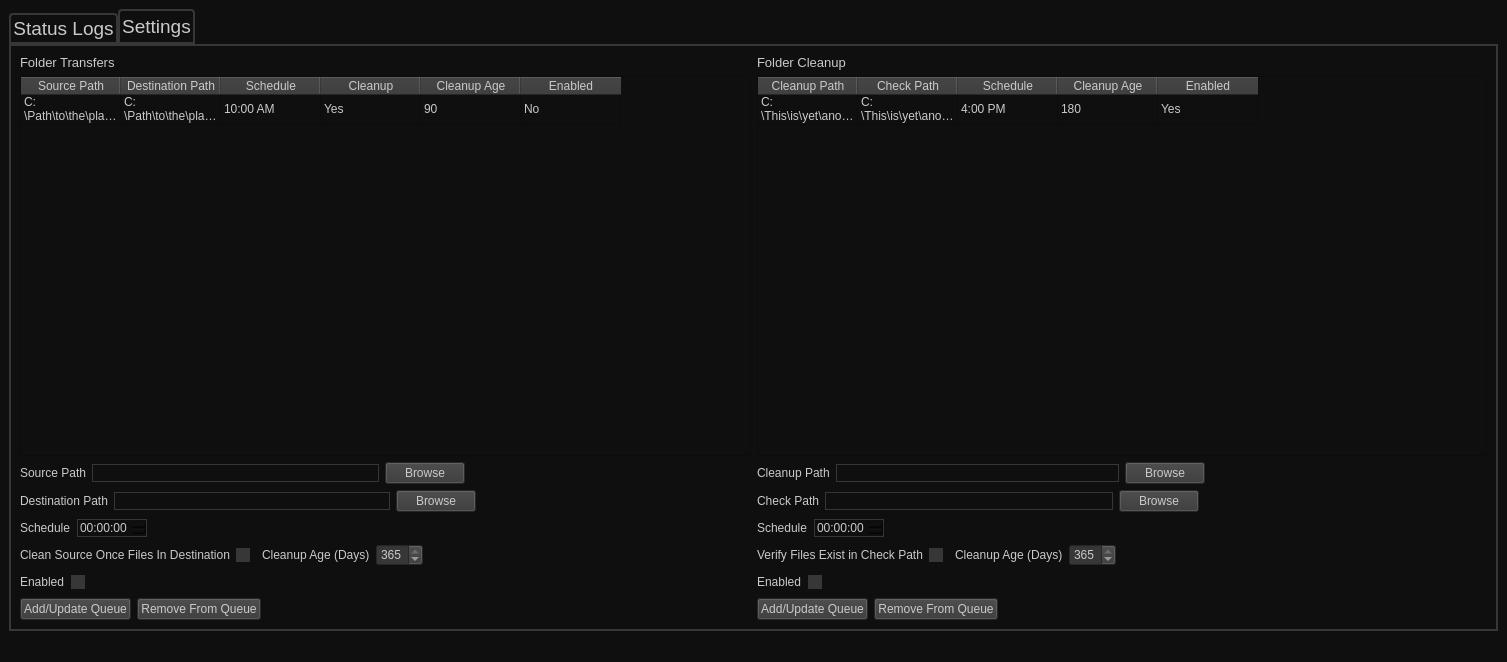
SARL-Engineering/PRAT-Transfer-Utility, file Interface/PRATTransferGui.ui: the form before one commit.
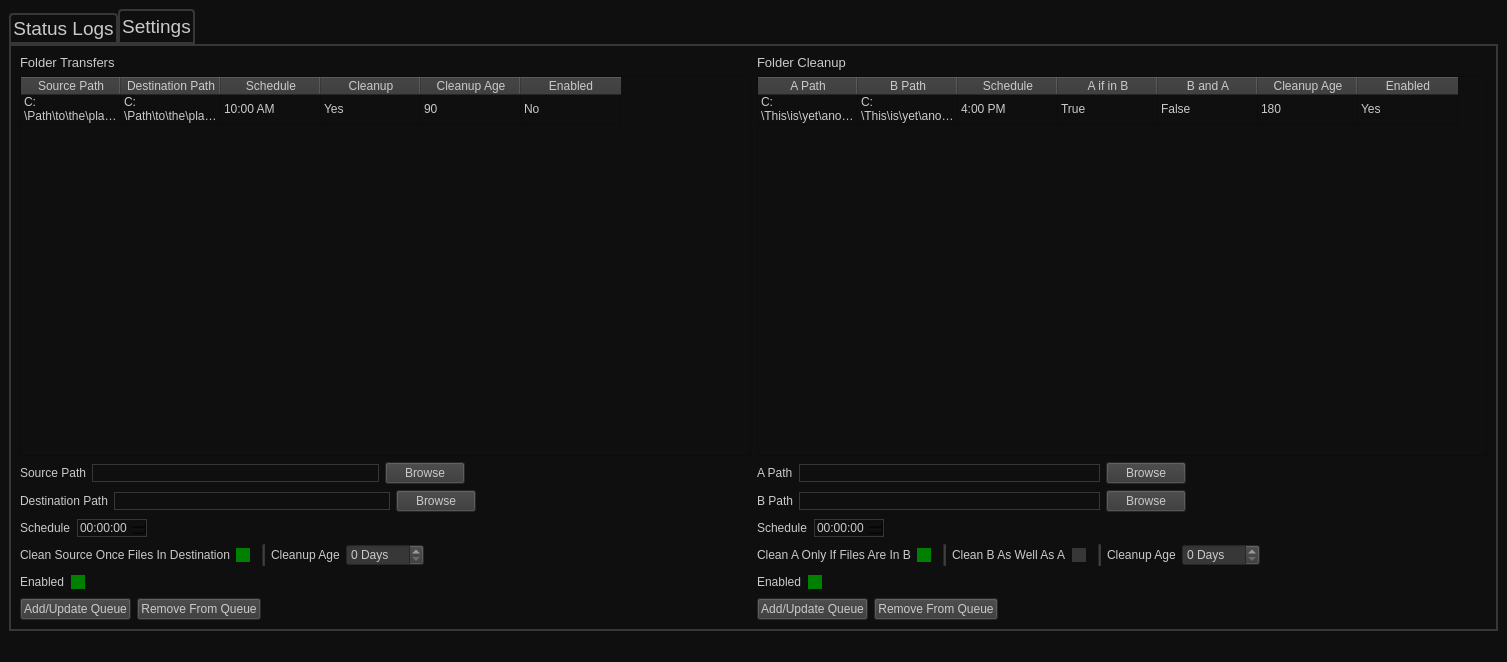
The form after the commit.

Commit message: Hopefully have the full settings setup working, and the gui mostly if not completely finished.

The edit to the form file:
```diff
--- a/Interface/PRATTransferGui.ui
+++ b/Interface/PRATTransferGui.ui
@@ -254,12 +254,12 @@
               </row>
               <column>
                <property name="text">
-                <string>Cleanup Path</string>
+                <string>A Path</string>
                </property>
               </column>
               <column>
                <property name="text">
-                <string>Check Path</string>
+                <string>B Path</string>
                </property>
               </column>
               <column>
@@ -267,6 +267,16 @@
                 <string>Schedule</string>
                </property>
               </column>
+              <column>
+               <property name="text">
+                <string>A if in B</string>
+               </property>
+              </column>
+              <column>
+               <property name="text">
+                <string>B and A</string>
+               </property>
+              </column>
               <column>
                <property name="text">
                 <string>Cleanup Age</string>
@@ -294,11 +304,21 @@
               </item>
               <item row="0" column="3">
                <property name="text">
-                <string>180</string>
+                <string>True</string>
                </property>
               </item>
               <item row="0" column="4">
                <property name="text">
+                <string>False</string>
+               </property>
+              </item>
+              <item row="0" column="5">
+               <property name="text">
+                <string>180</string>
+               </property>
+              </item>
+              <item row="0" column="6">
+               <property name="text">
                 <string>Yes</string>
                </property>
               </item>
@@ -351,12 +371,25 @@
               <property name="text">
                <string/>
               </property>
+              <property name="checked">
+               <bool>true</bool>
+              </property>
+             </widget>
+            </item>
+            <item>
+             <widget class="Line" name="line_3">
+              <property name="styleSheet">
+               <string notr="true">background-color:rgb(55,55,55);</string>
+              </property>
+              <property name="orientation">
+               <enum>Qt::Vertical</enum>
+              </property>
              </widget>
             </item>
             <item>
              <widget class="QLabel" name="label_16">
               <property name="text">
-               <string>Cleanup Age (Days)</string>
+               <string>Cleanup Age</string>
               </property>
              </widget>
             </item>
@@ -368,11 +401,17 @@
                 <verstretch>0</verstretch>
                </sizepolicy>
               </property>
+              <property name="suffix">
+               <string> Days</string>
+              </property>
+              <property name="prefix">
+               <string/>
+              </property>
               <property name="maximum">
                <number>365</number>
               </property>
               <property name="value">
-               <number>365</number>
+               <number>0</number>
               </property>
              </widget>
             </item>
@@ -427,12 +466,16 @@
             <item>
              <widget class="QLabel" name="label_11">
               <property name="text">
-               <string>Cleanup Path</string>
+               <string>A Path</string>
               </property>
              </widget>
             </item>
             <item>
-             <widget class="QLineEdit" name="cleanup_source_line_edit"/>
+             <widget class="QLineEdit" name="cleanup_a_path_line_edit">
+              <property name="readOnly">
+               <bool>true</bool>
+              </property>
+             </widget>
             </item>
             <item>
              <widget class="QPushButton" name="cleanup_source_browse_button">
@@ -539,6 +582,9 @@
               <property name="text">
                <string/>
               </property>
+              <property name="checked">
+               <bool>true</bool>
+              </property>
              </widget>
             </item>
             <item>
@@ -561,7 +607,7 @@
             <item>
              <widget class="QLabel" name="label_14">
               <property name="text">
-               <string>Verify Files Exist in Check Path</string>
+               <string>Clean A Only If Files Are In B</string>
               </property>
              </widget>
             </item>
@@ -569,23 +615,63 @@
              <widget class="QCheckBox" name="cleanup_verify_exist_check_box">
               <property name="text">
                <string/>
+              </property>
+              <property name="checked">
+               <bool>true</bool>
+              </property>
+             </widget>
+            </item>
+            <item>
+             <widget class="Line" name="line">
+              <property name="styleSheet">
+               <string notr="true">background-color:rgb(55,55,55);</string>
+              </property>
+              <property name="orientation">
+               <enum>Qt::Vertical</enum>
+              </property>
+             </widget>
+            </item>
+            <item>
+             <widget class="QLabel" name="label_15">
+              <property name="text">
+               <string>Clean B As Well As A</string>
+              </property>
+             </widget>
+            </item>
+            <item>
+             <widget class="QCheckBox" name="cleanup_clean_b_also_check_box">
+              <property name="text">
+               <string/>
+              </property>
+             </widget>
+            </item>
+            <item>
+             <widget class="Line" name="line_2">
+              <property name="styleSheet">
+               <string notr="true">background-color:rgb(55,55,55);</string>
+              </property>
+              <property name="orientation">
+               <enum>Qt::Vertical</enum>
               </property>
              </widget>
             </item>
             <item>
              <widget class="QLabel" name="label_17">
               <property name="text">
-               <string>Cleanup Age (Days)</string>
+               <string>Cleanup Age</string>
               </property>
              </widget>
             </item>
             <item>
              <widget class="QSpinBox" name="cleanup_only_age_spin_box">
+              <property name="suffix">
+               <string> Days</string>
+              </property>
               <property name="maximum">
                <number>365</number>
               </property>
               <property name="value">
-               <number>365</number>
+               <number>0</number>
               </property>
              </widget>
             </item>
@@ -674,12 +760,16 @@
             <item>
              <widget class="QLabel" name="label_12">
               <property name="text">
-               <string>Check Path</string>
+               <string>B Path</string>
               </property>
              </widget>
             </item>
             <item>
-             <widget class="QLineEdit" name="check_path_line_edit"/>
+             <widget class="QLineEdit" name="cleanup_b_path_line_edit">
+              <property name="readOnly">
+               <bool>true</bool>
+              </property>
+             </widget>
             </item>
             <item>
              <widget class="QPushButton" name="check_path_browse_button">
@@ -717,6 +807,9 @@
               <property name="text">
                <string/>
               </property>
+              <property name="checked">
+               <bool>true</bool>
+              </property>
              </widget>
             </item>
             <item>
```
Left out of the diff: 18 changed lines with no effect on the pictures. The commit also changes 5 other files.
